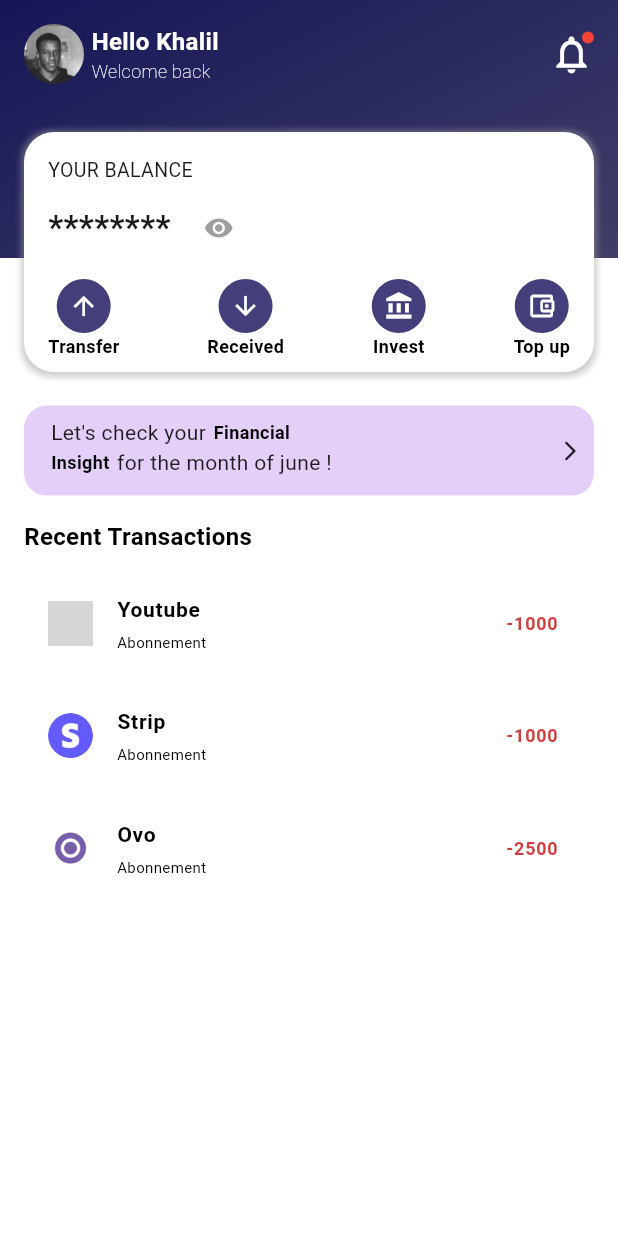
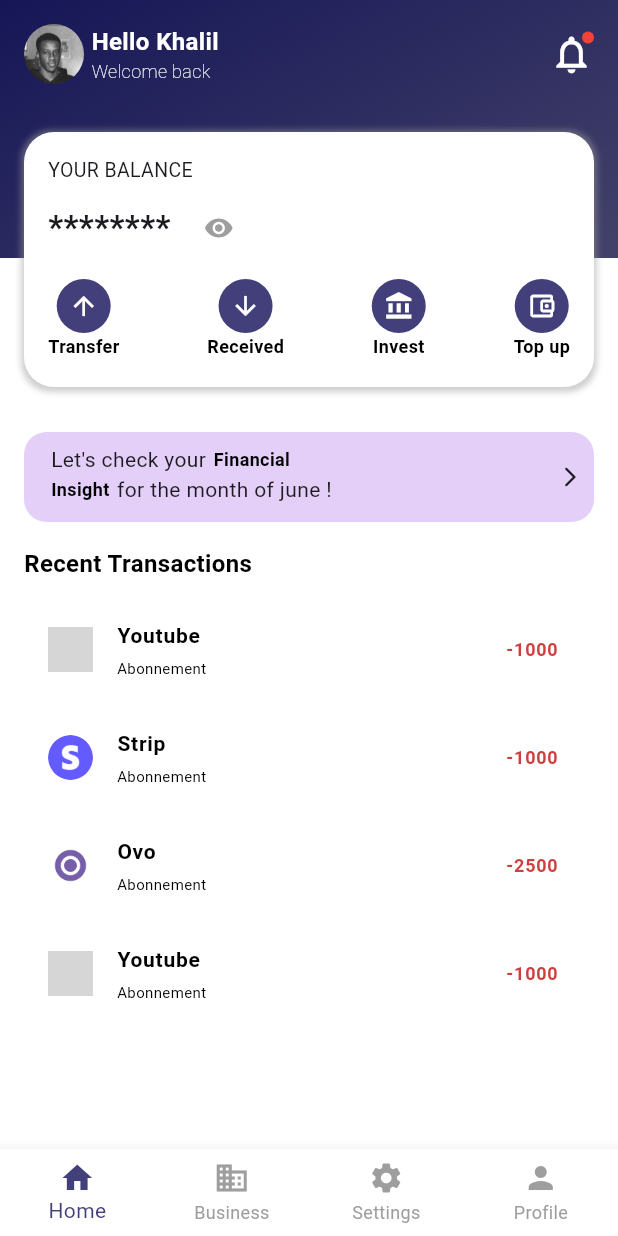
Before and after one commit to ibrahima-42/dipa_finance, a Flutter app: the screen it shows after launch, after a tap on the "visibility off" icon, on a phone screen of 412 x 824 dp. Run offline on Flutter 3.47's test engine with Material 3 defaults, Android fonts, the light colour scheme and no system bars; grey boxes are pictures that could not be loaded.

Commit message:
integration icon_launcher , page received and filter receiverd

```diff
--- /dev/null
+++ b/lib/components/Nav.dart
@@ -0,0 +1,62 @@
+import 'package:dipa/pages/business.dart';
+import 'package:dipa/pages/home.dart';
+import 'package:dipa/pages/profile.dart';
+import 'package:dipa/pages/setting.dart';
+import 'package:flutter/material.dart';
+
+class Nav extends StatefulWidget {
+  const Nav({super.key});
+
+  @override
+  State<Nav> createState() => _NavState();
+}
+
+class _NavState extends State<Nav> {
+  int _currentIndex = 0;
+
+  final List<Widget> _pages = [
+    Home(),
+    Business(),
+    Profile(),
+    Setting(),
+  ];
+
+  void _onTap(int index) {
+    setState(() {
+      _currentIndex = index;
+    });
+  }
+
+  @override
+  Widget build(BuildContext context) {
+    return Scaffold(
+      body:_pages[_currentIndex] ,
+      bottomNavigationBar: BottomNavigationBar(
+        type: BottomNavigationBarType.fixed,
+        backgroundColor: Colors.white,
+        selectedItemColor:  Color.fromARGB(255, 67, 63, 122),
+        unselectedItemColor: Colors.grey,
+        currentIndex: _currentIndex,
+        onTap: _onTap,
+        items: const [
+          BottomNavigationBarItem(
+            icon: Icon(Icons.home),
+            label: 'Home',
+          ),
+          BottomNavigationBarItem(
+            icon: Icon(Icons.business),
+            label: 'Business',
+          ),
+          BottomNavigationBarItem(
+            icon: Icon(Icons.settings),
+            label: 'Settings',
+          ),
+           BottomNavigationBarItem(
+            icon: Icon(Icons.person),
+            label: 'Profile',
+          ),
+        ],
+      ),
+    );
+  }
+}
--- a/lib/components/received.dart
+++ b/lib/components/received.dart
@@ -1,3 +1,4 @@
+import 'package:dipa/pages/recu.dart';
 import 'package:flutter/material.dart';
 
 class Received extends StatelessWidget {
@@ -7,13 +8,18 @@ class Received extends StatelessWidget {
   Widget build(BuildContext context) {
     return Column(
       children: [
-        Container(
+        GestureDetector(
+          onTap: (){
+            Navigator.push(context, MaterialPageRoute(builder: (context) => Recu()));
+          },
+          child: Container(
             padding: const EdgeInsets.all(8),
             decoration: BoxDecoration(
               color: const Color.fromARGB(255, 67, 63, 122),
               borderRadius: BorderRadius.circular(20),
             ) ,
             child: const Icon(Icons.arrow_downward,color: Colors.white,size: 20,),
+          ),
         ),
         Text('Received',style: TextStyle(
           color: Colors.black,
--- a/lib/main.dart
+++ b/lib/main.dart
@@ -1,18 +1,45 @@
+import 'package:dipa/components/Nav.dart';
 import 'package:dipa/pages/home.dart';
+import 'package:dipa/pages/screen.dart';
 import 'package:flutter/material.dart';
+import 'package:flutter/services.dart';
 
 void main() {
+  SystemChrome.setSystemUIOverlayStyle(
+    const SystemUiOverlayStyle(
+      statusBarColor: Colors.transparent, // fond transparent ou une autre couleur
+      statusBarIconBrightness: Brightness.light, // texte clair (heure, batterie, etc.)
+    ),
+  );
   runApp(const MyApp());
 }
 
-class MyApp extends StatelessWidget {
+class MyApp extends StatefulWidget {
   const MyApp({super.key});
+
+  @override
+  State<MyApp> createState() => _MyAppState();
+}
+
+class _MyAppState extends State<MyApp> {
+
+  bool _timer = true;
+
+  @override
+  void initState() {
+    super.initState();
+    Future.delayed(const Duration(seconds: 3), () {
+      setState(() {
+        _timer = false;
+      });
+    });
+  }
 
   @override
   Widget build(BuildContext context) {
     return MaterialApp(
       debugShowCheckedModeBanner: false,
-      home: const Home(),
+      home: _timer ? const Screen() : const Nav(),
     );
   }
 }
--- /dev/null
+++ b/lib/pages/business.dart
@@ -0,0 +1,15 @@
+import 'package:flutter/material.dart';
+
+class Business extends StatelessWidget {
+  const Business({super.key});
+
+  @override
+  Widget build(BuildContext context) {
+    return Scaffold(
+      backgroundColor: Colors.white,
+      body: Center(
+        child: Text('Business'),
+      ),
+    );
+  }
+}
--- a/lib/pages/home.dart
+++ b/lib/pages/home.dart
@@ -76,7 +76,6 @@ class _HomeState extends State<Home> {
                         ],
                       ),
                       Spacer(),
-
                       //Notifications
                       Stack(
                         children: [
@@ -103,9 +102,11 @@ class _HomeState extends State<Home> {
                   ),
                 ),
                 Expanded(
+                  child: SingleChildScrollView(
                     child: Stack(
                       children: [
                         Container(
+                          height: MediaQuery.of(context).size.height,
                           margin: const EdgeInsets.only(top: 100),
                           decoration: BoxDecoration(
                             color: Colors.white,
@@ -116,7 +117,7 @@ class _HomeState extends State<Home> {
                             child: Column(
                               crossAxisAlignment: CrossAxisAlignment.start,
                               children: [
-                              SizedBox(height: MediaQuery.of(context).size.height * 0.1),
+                                SizedBox(height: 100,),
                                 Financial(),
                                 SizedBox(height: 16),
                                 Text('Recent Transactions',style: TextStyle(
@@ -126,11 +127,9 @@ class _HomeState extends State<Home> {
                                 ),),
                                 SizedBox(height: 10),
                                 Youtube(),
-                              SizedBox(height: 3),
                                 Strip(),
-                              SizedBox(height: 3),
                                 Ovo(),
-
+                                Youtube(),
                               ]),
                           ),
                         ),
@@ -140,7 +139,7 @@ class _HomeState extends State<Home> {
                           right: 0,
                           child: Container(
                             margin: const EdgeInsets.all(16),
-                          height: 160,
+                            height: 170,
                             decoration: BoxDecoration(
                               color: const Color.fromARGB(255, 255, 255, 255),
                               borderRadius: BorderRadius.circular(20),
@@ -214,6 +213,7 @@ class _HomeState extends State<Home> {
                       ],
                     ),
                   ),
+                ),
               ],
             ),
           ),
--- /dev/null
+++ b/lib/pages/profile.dart
@@ -0,0 +1,15 @@
+import 'package:flutter/material.dart';
+
+class Profile extends StatelessWidget {
+  const Profile({super.key});
+
+  @override
+  Widget build(BuildContext context) {
+    return Scaffold(
+      backgroundColor: Colors.white,
+      body: Center(
+        child: Text('Profile'),
+      ),
+    );
+  }
+}
--- /dev/null
+++ b/lib/pages/screen.dart
@@ -0,0 +1,23 @@
+import 'package:flutter/material.dart';
+
+class Screen extends StatelessWidget {
+  const Screen({super.key});
+
+  @override
+  Widget build(BuildContext context) {
+    return Scaffold(
+      body: Container(
+        decoration: BoxDecoration(
+          color: const Color.fromARGB(255, 22, 22, 87),
+        ),
+        child: Center(
+          child: Text('Dipa',style: TextStyle(
+            color: Colors.white,
+            fontSize: 24,
+            fontWeight: FontWeight.w600,
+          ),),
+        ),
+      ),
+    );
+  }
+}
```
Also changed, not shown: flutter_launcher_icons.yaml (added, +34 -0 lines), lib/pages/recu.dart (added, +115 -0 lines), lib/pages/setting.dart (added, +15 -0 lines), pubspec.yaml (+9 -1 lines), assets/icon/icon.png (added), pubspec.lock, 29 other files. Lines whose indentation alone changed are shown as unchanged.
